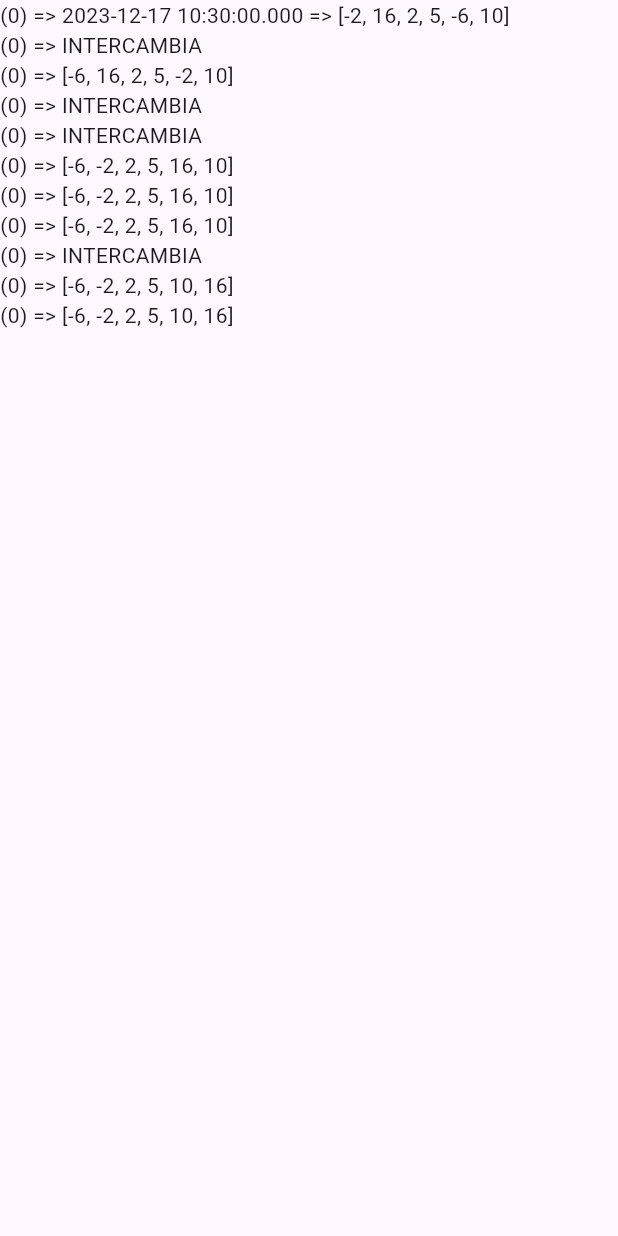
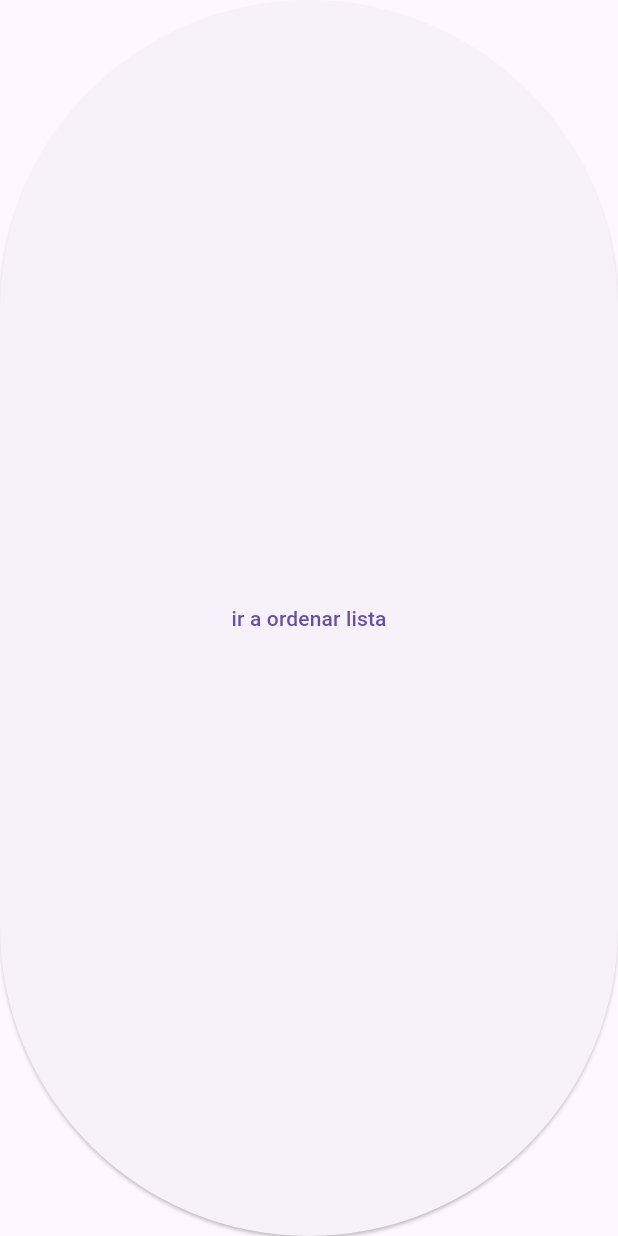
Before and after one commit to jeronimojimenezagudelo/arreglos, a Flutter app: the screen it shows after launch, on a phone screen of 412 x 824 dp. Run offline on Flutter 3.47's test engine with Material 3 defaults, Android fonts, the light colour scheme and no system bars.

Commit message:
feat: agregue una landing page para la aplcacion.

```diff
--- /dev/null
+++ b/lib/UI/pages/home_page.dart
@@ -0,0 +1,21 @@
+import 'package:arreglos/UI/pages/main_app_page.dart';
+import 'package:flutter/material.dart';
+
+class HomePage extends StatelessWidget {
+  const HomePage({super.key});
+
+  @override
+  Widget build(BuildContext context) {
+    return Scaffold(
+      body: ElevatedButton(
+        onPressed: () {
+          Navigator.push(context,
+              MaterialPageRoute(builder: (context) => const MainAppPage()));
+        },
+        child: const Center(
+          child: Text("ir a ordenar lista"),
+        ),
+      ),
+    );
+  }
+}
--- a/lib/UI/pages/main_app_page.dart
+++ b/lib/UI/pages/main_app_page.dart
@@ -2,8 +2,8 @@ import 'dart:math';
 
 import 'package:flutter/material.dart';
 
-class MainApp extends StatelessWidget {
-  const MainApp({super.key});
+class MainAppPage extends StatelessWidget {
+  const MainAppPage({super.key});
 
   void intercambiarPosiciones(
       int indiceValorACambiar, int indice, List<int> resultado) {
@@ -46,15 +46,13 @@ class MainApp extends StatelessWidget {
       displayMsg(resultado);
     }
 
-    return MaterialApp(
-      home: Scaffold(
+    return Scaffold(
       body: Center(
         child: ListView.builder(
           itemCount: infoWidget.length,
           itemBuilder: (context, index) {
             return infoWidget[index];
           },
-          ),
         ),
       ),
     );
--- a/lib/main.dart
+++ b/lib/main.dart
@@ -1,6 +1,8 @@
-import 'package:arreglos/UI/pages/main_app_page.dart';
+import 'package:arreglos/UI/pages/home_page.dart';
 import 'package:flutter/material.dart';
 
 void main() {
-  runApp(const MainApp());
+  runApp(const MaterialApp(
+    home: HomePage(),
+  ));
 }
```
Lines whose indentation alone changed are shown as unchanged.
